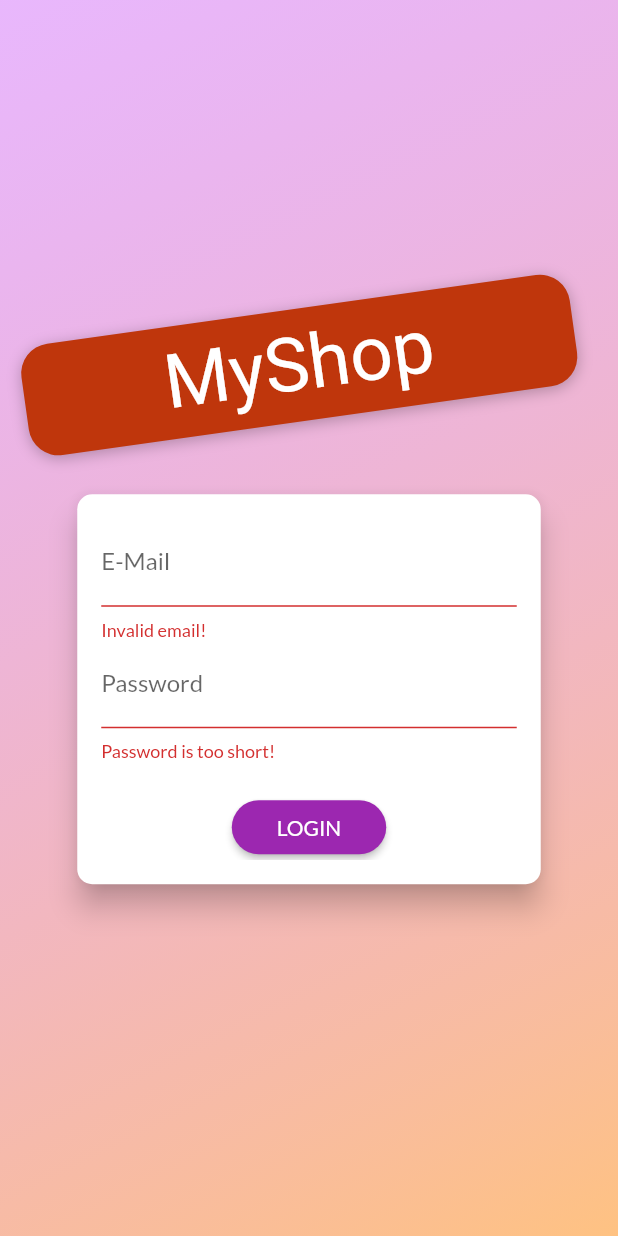
After one commit to OsvaldoIkuta/flutter_shop, a Flutter app: the screen it shows after launch, after a tap on "LOGIN", on a phone screen of 412 x 824 dp. The commit adds this screen. Run offline on Flutter 3.47's test engine with Material 2 defaults, Android fonts, the phone set to English and light mode, and no system bars; our stand-ins replace shared_preferences; network calls fail; Roboto replaces fonts that are missing (Anton).

Commit message:
finalizado o modulo de autenticacao

```diff
--- a/lib/main.dart
+++ b/lib/main.dart
@@ -1,15 +1,18 @@
 import 'package:flutter/material.dart';
 import 'package:provider/provider.dart';
 
+import './screens/splash_screen.dart';
 import './screens/products_overview_screen.dart';
 import './screens/product_detail_screen.dart';
 import './screens/cart_screen.dart';
 import './screens/orders_screen.dart';
 import './screens/user_products_screen.dart';
 import './screens/edit_product_screen.dart';
+import './screens/auth_screen.dart';
 import './providers/products.dart';
 import './providers/cart.dart';
 import './providers/orders.dart';
+import './providers/auth.dart';
 
 void main() => runApp(MyApp());
 
@@ -19,22 +22,42 @@ class MyApp extends StatelessWidget {
     return MultiProvider(
         providers: [
           ChangeNotifierProvider(
-          create: (ctx) => Products(),
+            create: (ctx) => Auth(),
+          ),
+          ChangeNotifierProxyProvider<Auth, Products>(
+            update: (ctx, auth, previuosProducts) => Products(
+              auth.token,
+              auth.userId,
+              previuosProducts == null ? [] : previuosProducts.items,
+            ),
           ),
           ChangeNotifierProvider(
             create: (ctx) => Cart(),
           ),
-        ChangeNotifierProvider(
-          create: (ctx) => Orders(),
-        )
+          ChangeNotifierProxyProvider<Auth, Orders>(
+            update: (ctx, auth, previousOrders) => Orders(
+              auth.token,
+              auth.userId,
+              previousOrders == null ? [] : previousOrders.orders,
+            ),
+          ),
         ],
-      child: MaterialApp(
+        child: Consumer<Auth>(
+          builder: (ctx, authData, _) => MaterialApp(
             title: 'MyShop',
             theme: ThemeData(
                 primarySwatch: Colors.purple,
                 accentColor: Colors.deepOrange,
                 fontFamily: 'Lato'),
-        home: ProductsOverviewScreen(),
+            home: authData.isAuth
+                ? ProductsOverviewScreen()
+                : FutureBuilder(
+                    future: authData.tryAutoLogin(),
+                    builder: (ctx, authResultSnapshot) =>
+                        authResultSnapshot.connectionState ==
+                                ConnectionState.waiting
+                            ? SplashScreen()
+                            : AuthScreen()),
             routes: {
               ProductDetailScreen.routeName: (ctx) => ProductDetailScreen(),
               CartScreen.routeName: (ctx) => CartScreen(),
@@ -43,6 +66,6 @@ class MyApp extends StatelessWidget {
               EditProductScreen.routeName: (ctx) => EditProductScreen(),
             },
           ),
-    );
+        ));
   }
 }
--- /dev/null
+++ b/lib/providers/auth.dart
@@ -0,0 +1,129 @@
+import 'dart:convert';
+import 'dart:async';
+
+import 'package:flutter/widgets.dart';
+import 'package:http/http.dart' as http;
+import 'package:shared_preferences/shared_preferences.dart';
+
+import './../models/http_exception.dart';
+
+class Auth with ChangeNotifier {
+  String _token;
+  DateTime _expiryDate;
+  String _userId;
+  Timer _authTimer;
+
+  bool get isAuth {
+    return _token != null;
+  }
+
+  String get token {
+    if(_expiryDate != null &&
+    _expiryDate.isAfter(DateTime.now()) &&
+     _token != null) {
+      return _token;
+    }
+    return null;
+  }
+
+  String get userId {
+    if(_expiryDate != null &&
+    _expiryDate.isAfter(DateTime.now()) &&
+     _token != null &&
+     _userId != null) {
+      return _userId;
+    }
+    return null;
+  }
+
+  Future<void> _authenticate(String email, String password, String urlSegment) async {
+    final url =
+        'https://identitytoolkit.googleapis.com/v1/accounts:$urlSegment?key=AIzaSyDlMU59HzDTTF1qDDZzJkf7sKVGvIJ0d10';
+        try {
+          final response = await http.post(url,
+              body: json.encode({
+                'email': email,
+                'password': password,
+                'returnSecureToken': true,
+              }));
+          final responseData = json.decode(response.body);
+          if (responseData['error'] != null){
+            throw HttpException(responseData['error']['message']);
+          }
+          _token = responseData['idToken'];
+          _userId = responseData['localId'];
+          _expiryDate = DateTime.now().add(
+            Duration(
+              seconds: int.parse(
+                responseData['expiresIn']
+              )
+            )
+          );
+          _autoLogout();
+          notifyListeners();
+          final prefs = await SharedPreferences.getInstance();
+          final userData = json.encode({
+            'token': _token,
+            'userId': _userId,
+            'expiryDate': _expiryDate.toIso8601String()
+          });
+          prefs.setString('userData', userData);
+        } catch (error) {
+          return Future.error(error);
+        }
+
+  }
+
+  Future<void> signup(String email, String password) async {
+    return _authenticate(email, password, 'signUp');
+  }
+
+  Future<void> login(String email, String password) async {
+    return _authenticate(email, password, 'signInWithPassword');
+  }
+
+  Future<bool> tryAutoLogin() async {
+    final prefs = await SharedPreferences.getInstance();
+    if(!prefs.containsKey('userData')){
+      return false;
+    }
+    final extractedUserData = json.decode(prefs.getString('userData')) as Map<String, Object>;
+    final expiryDate = DateTime.parse(extractedUserData['expiryDate']);
+
+    if (!expiryDate.isAfter(DateTime.now())){
+      return false;
+    }
+    _token = extractedUserData['token'];
+    _userId = extractedUserData['userId'];
+    _expiryDate = expiryDate;
+    notifyListeners();
+    _autoLogout();
+    return true;
+  }
+
+  Future<void> logout() async {
+    _token = null;
+    _userId = null;
+    _expiryDate = null;
+    if(_authTimer != null) {
+      _authTimer.cancel();
+    }
+    notifyListeners();
+    final prefs = await SharedPreferences.getInstance();
+    //prefs.remove('userData);
+    prefs.clear();
+  }
+
+  void _autoLogout() {
+    if(_authTimer != null) {
+      _authTimer.cancel();
+    }
+    final timeToEspiry = _expiryDate.difference(DateTime.now()).inSeconds;
+    _authTimer = Timer(
+      Duration(
+        seconds: timeToEspiry,
+      ),
+      logout
+    );
+  }
+}
--- a/lib/providers/orders.dart
+++ b/lib/providers/orders.dart
@@ -21,13 +21,17 @@ class OrderItem {
 
 class Orders with ChangeNotifier {
   List<OrderItem> _orders = [];
+  final String authToken;
+  final String userId;
+
+  Orders(this.authToken, this.userId, this._orders);
 
   List<OrderItem> get orders {
     return [..._orders];
   }
 
   Future<void> fetchSetOrders() async {
-    const url = 'https://shop-app-63b59.firebaseio.com/orders.json';
+    final url = 'https://shop-app-63b59.firebaseio.com/orders.json?auth=$authToken';
     final response = await http.get(url);
     final List<OrderItem> loadedOrders = [];
     final extractedData = json.decode(response.body) as Map<String, dynamic>;
@@ -53,7 +57,7 @@ class Orders with ChangeNotifier {
   }
 
   Future<void> addOrder(List<CartItem> cartProducts, double total) async {
-    const url = 'https://shop-app-63b59.firebaseio.com/orders.json';
+    final url = 'https://shop-app-63b59.firebaseio.com/orders/$userId.json?auth=$authToken';
     final timestamp = DateTime.now();
     try {
       final response = await http.post(url,
@@ -78,7 +82,7 @@ class Orders with ChangeNotifier {
       );
       notifyListeners();
     } catch (error) {
-      throw error;
+      return Future.error(error);
     }
   }
 }
--- /dev/null
+++ b/lib/screens/auth_screen.dart
@@ -0,0 +1,275 @@
+import 'dart:math';
+
+import 'package:flutter/material.dart';
+import 'package:provider/provider.dart';
+
+import './../models/http_exception.dart';
+import './../providers/auth.dart';
+
+enum AuthMode { Signup, Login }
+
+class AuthScreen extends StatelessWidget {
+  static const routeName = '/auth';
+
+  @override
+  Widget build(BuildContext context) {
+    final deviceSize = MediaQuery.of(context).size;
+    // final transformConfig = Matrix4.rotationZ(-8 * pi / 180);
+    // transformConfig.translate(-10.0);
+    return Scaffold(
+      // resizeToAvoidBottomInset: false,
+      body: Stack(
+        children: <Widget>[
+          Container(
+            decoration: BoxDecoration(
+              gradient: LinearGradient(
+                colors: [
+                  Color.fromRGBO(215, 117, 255, 1).withOpacity(0.5),
+                  Color.fromRGBO(255, 188, 117, 1).withOpacity(0.9),
+                ],
+                begin: Alignment.topLeft,
+                end: Alignment.bottomRight,
+                stops: [0, 1],
+              ),
+            ),
+          ),
+          SingleChildScrollView(
+            child: Container(
+              height: deviceSize.height,
+              width: deviceSize.width,
+              child: Column(
+                mainAxisAlignment: MainAxisAlignment.center,
+                crossAxisAlignment: CrossAxisAlignment.center,
+                children: <Widget>[
+                  Flexible(
+                    child: Container(
+                      margin: EdgeInsets.only(bottom: 20.0),
+                      padding:
+                          EdgeInsets.symmetric(vertical: 8.0, horizontal: 94.0),
+                      transform: Matrix4.rotationZ(-8 * pi / 180)
+                        ..translate(-10.0),
+                      // ..translate(-10.0),
+                      decoration: BoxDecoration(
+                        borderRadius: BorderRadius.circular(20),
+                        color: Colors.deepOrange.shade900,
+                        boxShadow: [
+                          BoxShadow(
+                            blurRadius: 8,
+                            color: Colors.black26,
+                            offset: Offset(0, 2),
+                          )
+                        ],
+                      ),
+                      child: Text(
+                        'MyShop',
+                        style: TextStyle(
+                          color: Theme.of(context).accentTextTheme.title.color,
+                          fontSize: 50,
+                          fontFamily: 'Anton',
+                          fontWeight: FontWeight.normal,
+                        ),
+                      ),
+                    ),
+                  ),
+                  Flexible(
+                    flex: deviceSize.width > 600 ? 2 : 1,
+                    child: AuthCard(),
+                  ),
+                ],
+              ),
+            ),
+          ),
+        ],
+      ),
+    );
+  }
+}
+
+class AuthCard extends StatefulWidget {
+  const AuthCard({
+    Key key,
+  }) : super(key: key);
+
+  @override
+  _AuthCardState createState() => _AuthCardState();
+}
+
+class _AuthCardState extends State<AuthCard> {
+  final GlobalKey<FormState> _formKey = GlobalKey();
+  AuthMode _authMode = AuthMode.Login;
+  Map<String, String> _authData = {
+    'email': '',
+    'password': '',
+  };
+  var _isLoading = false;
+  final _passwordController = TextEditingController();
+
+  void _showErrorDialog(String message) {
+    showDialog(
+      context: context,
+      builder: (ctx) => AlertDialog(
+        title: Text('An Error Occurred'),
+        content: Text(message),
+        actions: <Widget>[
+          FlatButton(
+            onPressed: () {
+              Navigator.of(ctx).pop();
+            },
+            child: Text('Okay')
+          )
+        ],
+      )
+    );
+  }
+
+  Future<void> _submit() async {
+    if (!_formKey.currentState.validate()) {
+      // Invalid!
+      return;
+    }
+    _formKey.currentState.save();
+    setState(() {
+      _isLoading = true;
+    });
+    try {
+      if (_authMode == AuthMode.Login) {
+        // Log user in
+        await Provider.of<Auth>(context, listen: false).login(
+          _authData['email'],
+          _authData['password']
+        );
+      } else {
+        // Sign user up
+        await Provider.of<Auth>(context, listen: false).signup(
+          _authData['email'],
+          _authData['password']
+        );
+      }
+
+    } on HttpException catch(error) {
+      var errorMessage = 'Authentication failed.';
+      if (error.toString().contains('EMAIL_EXISTS')) {
+        errorMessage = 'This email address is already in use';
+      } else if (error.toString().contains('INVALID_EMAIL')) {
+        errorMessage = 'This is not a valid email address';
+      } else if (error.toString().contains('WEAK_PASSWORK')) {
+        errorMessage = 'This password is too weak.';
+      } else if (error.toString().contains('EMAIL_NOT_FOUND')) {
+        errorMessage = 'Could not find a user with that email.';
+      } else if (error.toString().contains('INVALID_PASSWORD')) {
+        errorMessage = 'Invalid password.';
+      }
+      _showErrorDialog(errorMessage);
+    } catch(error) {
+      const errorMessage = 'Could not authenticate you. Please try again later.';
+      _showErrorDialog(errorMessage);
+    }
+
+    setState(() {
+      _isLoading = false;
+    });
+  }
+
+  void _switchAuthMode() {
+    if (_authMode == AuthMode.Login) {
+      setState(() {
+        _authMode = AuthMode.Signup;
+      });
+    } else {
+      setState(() {
+        _authMode = AuthMode.Login;
+      });
+    }
+  }
+
+  @override
+  Widget build(BuildContext context) {
+    final deviceSize = MediaQuery.of(context).size;
+    return Card(
+      shape: RoundedRectangleBorder(
+        borderRadius: BorderRadius.circular(10.0),
+      ),
+      elevation: 8.0,
+      child: Container(
+        height: _authMode == AuthMode.Signup ? 320 : 260,
+        constraints:
+            BoxConstraints(minHeight: _authMode == AuthMode.Signup ? 320 : 260),
+        width: deviceSize.width * 0.75,
+        padding: EdgeInsets.all(16.0),
+        child: Form(
+          key: _formKey,
+          child: SingleChildScrollView(
+            child: Column(
+              children: <Widget>[
+                TextFormField(
+                  decoration: InputDecoration(labelText: 'E-Mail'),
+                  keyboardType: TextInputType.emailAddress,
+                  validator: (value) {
+                    if (value.isEmpty || !value.contains('@')) {
+                      return 'Invalid email!';
+                    }
+                  },
+                  onSaved: (value) {
+                    _authData['email'] = value;
+                  },
+                ),
+                TextFormField(
+                  decoration: InputDecoration(labelText: 'Password'),
+                  obscureText: true,
+                  controller: _passwordController,
+                  validator: (value) {
+                    if (value.isEmpty || value.length < 5) {
+                      return 'Password is too short!';
+                    }
+                  },
+                  onSaved: (value) {
+                    _authData['password'] = value;
+                  },
+                ),
+                if (_authMode == AuthMode.Signup)
+                  TextFormField(
+                    enabled: _authMode == AuthMode.Signup,
+                    decoration: InputDecoration(labelText: 'Confirm Password'),
+                    obscureText: true,
+                    validator: _authMode == AuthMode.Signup
+                        ? (value) {
+                            if (value != _passwordController.text) {
+                              return 'Passwords do not match!';
+                            }
+                          }
+                        : null,
+                  ),
+                SizedBox(
+                  height: 20,
+                ),
+                if (_isLoading)
+                  CircularProgressIndicator()
+                else
+                  RaisedButton(
+                    child:
+                        Text(_authMode == AuthMode.Login ? 'LOGIN' : 'SIGN UP'),
+                    onPressed: _submit,
+                    shape: RoundedRectangleBorder(
+                      borderRadius: BorderRadius.circular(30),
+                    ),
+                    padding:
+                        EdgeInsets.symmetric(horizontal: 30.0, vertical: 8.0),
+                    color: Theme.of(context).primaryColor,
+                    textColor: Theme.of(context).primaryTextTheme.button.color,
+                  ),
+                FlatButton(
+                  child: Text(
+                      '${_authMode == AuthMode.Login ? 'SIGNUP' : 'LOGIN'} INSTEAD'),
+                  onPressed: _switchAuthMode,
+                  padding: EdgeInsets.symmetric(horizontal: 30.0, vertical: 4),
+                  materialTapTargetSize: MaterialTapTargetSize.shrinkWrap,
+                  textColor: Theme.of(context).primaryColor,
+                ),
+              ],
+            ),
+          ),
+        ),
+      ),
+    );
+  }
+}
--- /dev/null
+++ b/lib/screens/splash_screen.dart
@@ -0,0 +1,12 @@
+import 'package:flutter/material.dart';
+
+class SplashScreen extends StatelessWidget {
+  @override
+  Widget build(BuildContext context) {
+    return Scaffold(
+      body: Center(
+        child: Text('Loading...'),
+      ),
+    );
+  }
+}
--- a/lib/widgets/product_item.dart
+++ b/lib/widgets/product_item.dart
@@ -4,6 +4,7 @@ import 'package:provider/provider.dart';
 import './../screens/product_detail_screen.dart';
 import './../providers/product.dart';
 import './../providers/cart.dart';
+import './../providers/auth.dart';
 
 class ProductItem extends StatelessWidget {
   // final String id;
@@ -16,6 +17,7 @@ class ProductItem extends StatelessWidget {
   Widget build(BuildContext context) {
     final product = Provider.of<Product>(context, listen: false);
     final cart = Provider.of<Cart>(context, listen: false);
+    final authData = Provider.of<Auth>(context);
 
     return ClipRRect(
         borderRadius: BorderRadius.circular(10),
@@ -38,7 +40,7 @@ class ProductItem extends StatelessWidget {
               builder: (ctx, product, _) =>  IconButton(
                 icon: Icon(product.isFavorite == true ? Icons.favorite : Icons.favorite_border),
                 onPressed: () {
-                  product.toggleFavoriteStatus();
+                  product.toggleFavoriteStatus(authData.token, authData.userId);
                 },
                 color: Theme.of(context).accentColor,
               ),
--- a/pubspec.yaml
+++ b/pubspec.yaml
@@ -22,6 +22,7 @@ dependencies:
   provider: ^4.0.0
   intl: ^0.16.1
   http: ^0.12.1
+  shared_preferences: ^0.5.7+3
 
   # The following adds the Cupertino Icons font to your application.
   # Use with the CupertinoIcons class for iOS style icons.
```
Also changed, not shown: lib/providers/product.dart (+6 -6 lines), lib/providers/products.dart (+21 -13 lines), lib/screens/user_products_screen.dart (+16 -13 lines), lib/widgets/app_drawer.dart (+11 -0 lines), pubspec.lock. Lines whose indentation alone changed are shown as unchanged.
